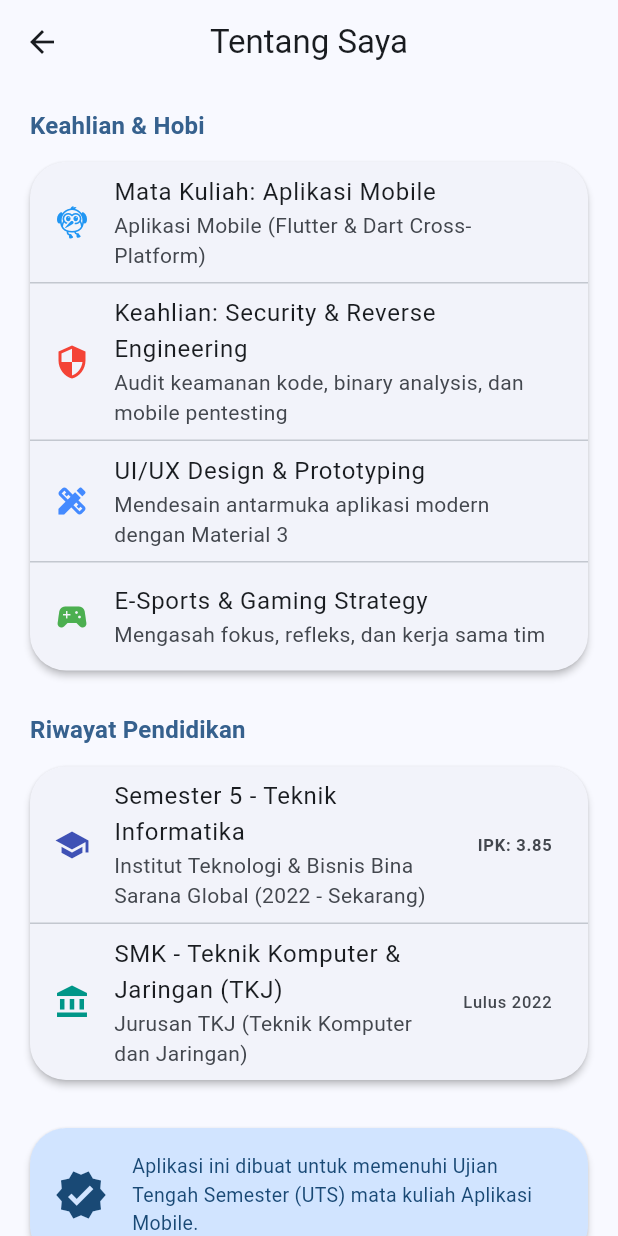
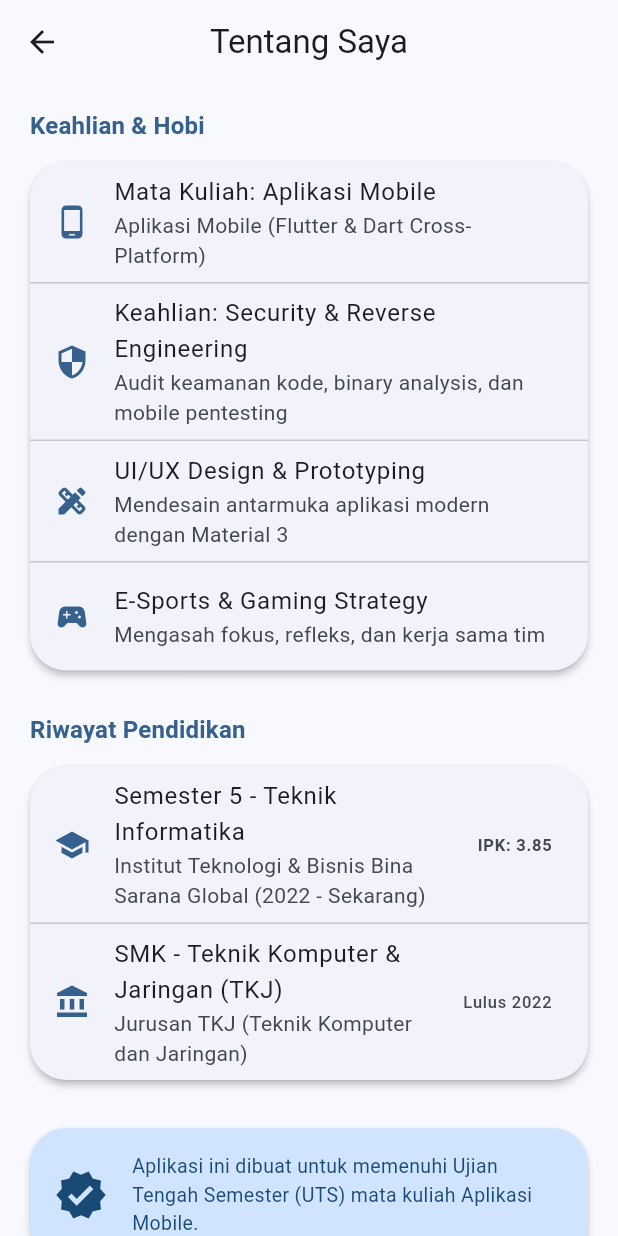
Before and after one commit to FikriBintangx/uts-pml-1122140142, a Flutter app: the AboutPage screen opened by its route, on a phone screen of 412 x 824 dp. Run offline on Flutter 3.47's test engine with Material 3 defaults, Android fonts, the phone set to English and light mode, and no system bars.

Commit message:
feat: integrasi warna tema biru dinamis pada icon dan hapus tombol centang edit profile

```diff
--- a/soal2-profil-app/lib/screens/about_page.dart
+++ b/soal2-profil-app/lib/screens/about_page.dart
@@ -33,33 +33,33 @@ class AboutPage extends StatelessWidget {
             Card(
               elevation: 2,
               child: Column(
-                children: const [
+                children: [
                   ListTile(
-                    leading: Icon(Icons.flutter_dash, color: Colors.blue),
-                    title: Text('Mata Kuliah: Aplikasi Mobile'),
-                    subtitle: Text(
+                    leading: Icon(Icons.phone_android, color: theme.colorScheme.primary),
+                    title: const Text('Mata Kuliah: Aplikasi Mobile'),
+                    subtitle: const Text(
                         'Aplikasi Mobile (Flutter & Dart Cross-Platform)'),
                   ),
-                  Divider(height: 1),
+                  const Divider(height: 1),
                   ListTile(
-                    leading: Icon(Icons.security, color: Colors.red),
-                    title: Text('Keahlian: Security & Reverse Engineering'),
-                    subtitle: Text(
+                    leading: Icon(Icons.security, color: theme.colorScheme.primary),
+                    title: const Text('Keahlian: Security & Reverse Engineering'),
+                    subtitle: const Text(
                         'Audit keamanan kode, binary analysis, dan mobile pentesting'),
                   ),
-                  Divider(height: 1),
+                  const Divider(height: 1),
                   ListTile(
-                    leading: Icon(Icons.design_services, color: Colors.blueAccent),
-                    title: Text('UI/UX Design & Prototyping'),
-                    subtitle: Text(
+                    leading: Icon(Icons.design_services, color: theme.colorScheme.primary),
+                    title: const Text('UI/UX Design & Prototyping'),
+                    subtitle: const Text(
                         'Mendesain antarmuka aplikasi modern dengan Material 3'),
                   ),
-                  Divider(height: 1),
+                  const Divider(height: 1),
                   ListTile(
-                    leading: Icon(Icons.sports_esports, color: Colors.green),
-                    title: Text('E-Sports & Gaming Strategy'),
+                    leading: Icon(Icons.sports_esports, color: theme.colorScheme.primary),
+                    title: const Text('E-Sports & Gaming Strategy'),
                     subtitle:
-                        Text('Mengasah fokus, refleks, dan kerja sama tim'),
+                        const Text('Mengasah fokus, refleks, dan kerja sama tim'),
                   ),
                 ],
               ),
@@ -78,22 +78,22 @@ class AboutPage extends StatelessWidget {
             Card(
               elevation: 2,
               child: Column(
-                children: const [
+                children: [
                   ListTile(
-                    leading: Icon(Icons.school, color: Colors.indigo),
-                    title: Text('Semester 5 - Teknik Informatika'),
-                    subtitle: Text(
+                    leading: Icon(Icons.school, color: theme.colorScheme.primary),
+                    title: const Text('Semester 5 - Teknik Informatika'),
+                    subtitle: const Text(
                         'Institut Teknologi & Bisnis Bina Sarana Global (2022 - Sekarang)'),
-                    trailing: Text('IPK: 3.85',
+                    trailing: const Text('IPK: 3.85',
                         style: TextStyle(fontWeight: FontWeight.bold)),
                   ),
-                  Divider(height: 1),
+                  const Divider(height: 1),
                   ListTile(
                     leading:
-                        Icon(Icons.account_balance, color: Colors.teal),
-                    title: Text('SMK - Teknik Komputer & Jaringan (TKJ)'),
-                    subtitle: Text('Jurusan TKJ (Teknik Komputer dan Jaringan)'),
-                    trailing: Text('Lulus 2022'),
+                        Icon(Icons.account_balance, color: theme.colorScheme.primary),
+                    title: const Text('SMK - Teknik Komputer & Jaringan (TKJ)'),
+                    subtitle: const Text('Jurusan TKJ (Teknik Komputer dan Jaringan)'),
+                    trailing: const Text('Lulus 2022'),
                   ),
                 ],
               ),
```
Also changed, not shown: soal2-profil-app/lib/screens/edit_profile_page.dart (+0 -7 lines), soal2-profil-app/lib/screens/profile_page.dart (+28 -6 lines).
